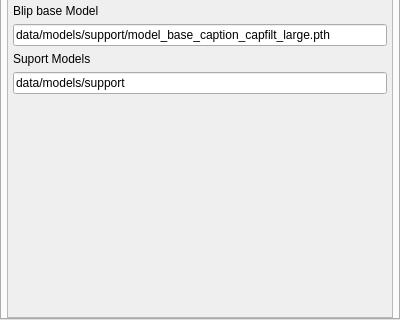
Old version of the form frontend/ui/system_config.ui in the repository XmYx/ainodes-pyside; both pictures show x 0 to 400 and y 378 to 698 of the 400 by 698 pixel window.
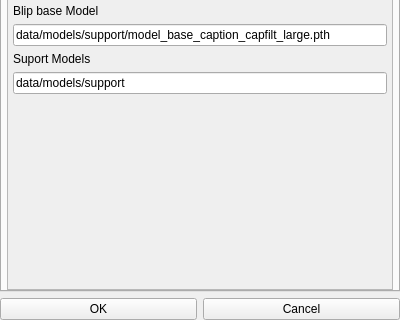
New version of the form. The open tabs and pages were chosen to show the change.

Commit message: system settings UI done

```diff
--- a/frontend/ui/system_config.ui
+++ b/frontend/ui/system_config.ui
@@ -35,7 +35,7 @@
       <string>systemConfig</string>
      </property>
      <widget class="QWidget" name="dockWidgetContents">
-      <layout class="QVBoxLayout" name="verticalLayout_8">
+      <layout class="QGridLayout" name="gridLayout">
        <property name="leftMargin">
         <number>0</number>
        </property>
@@ -48,7 +48,21 @@
        <property name="bottomMargin">
         <number>0</number>
        </property>
-       <item>
+       <item row="1" column="0">
+        <widget class="QPushButton" name="ok">
+         <property name="text">
+          <string>OK</string>
+         </property>
+        </widget>
+       </item>
+       <item row="1" column="1">
+        <widget class="QPushButton" name="cancel">
+         <property name="text">
+          <string>Cancel</string>
+         </property>
+        </widget>
+       </item>
+       <item row="0" column="0" colspan="2">
         <widget class="QTabWidget" name="tabWidget">
          <property name="currentIndex">
           <number>0</number>
@@ -412,7 +426,7 @@
                 <x>0</x>
                 <y>0</y>
                 <width>382</width>
-                <height>643</height>
+                <height>613</height>
                </rect>
               </property>
               <layout class="QVBoxLayout" name="verticalLayout_6">
```
Left out of the diff: 10 changed lines with no effect on the pictures. The commit also changes 1 other file.
